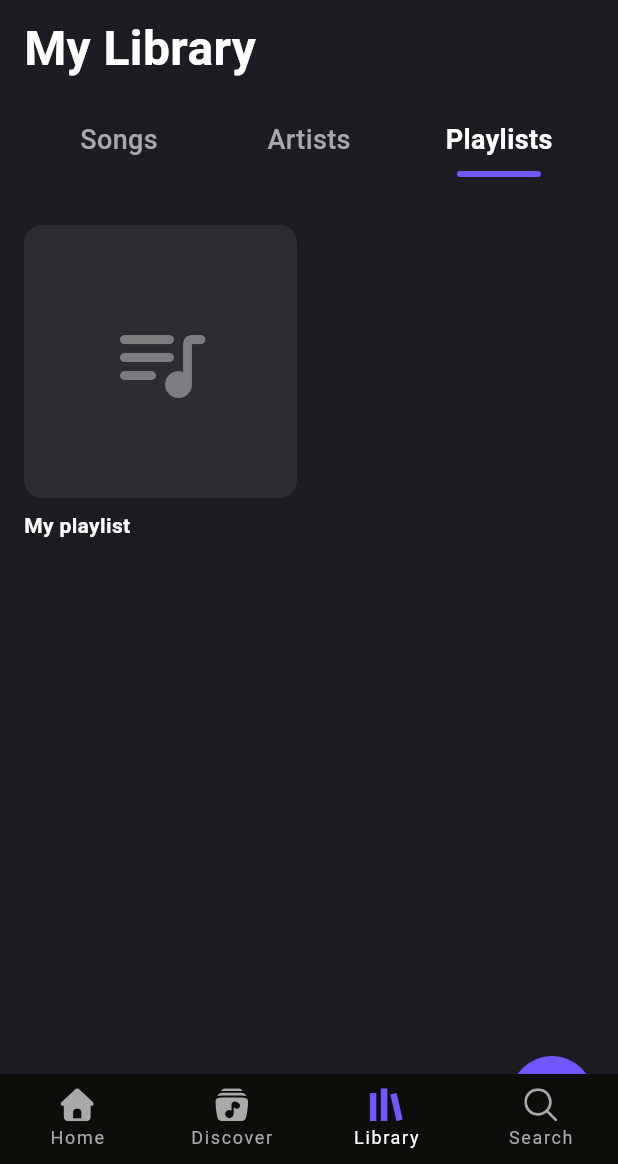
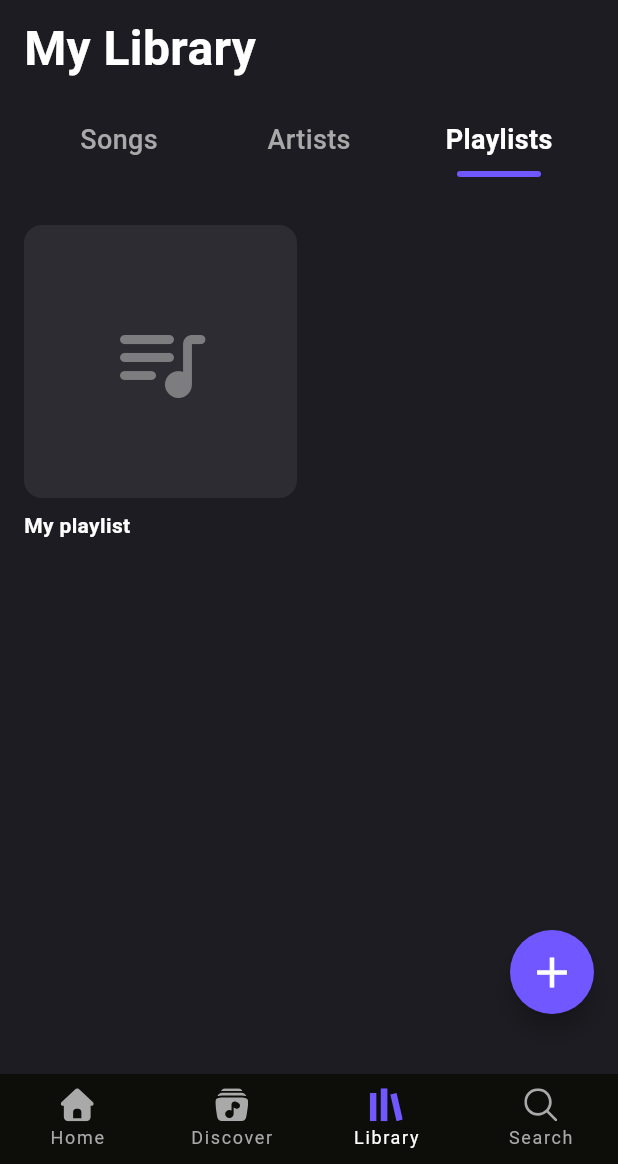
Before and after one commit to sofiwi003/onate, a Flutter app: the screen it shows once a user with an empty profile is signed in, item 3 of the bottom bar chosen, on a phone screen of 412 x 824 dp, the part 72-1236 px from its top. Run offline on Flutter 3.47's test engine with Material 3 defaults, Android fonts, the phone set to English and light mode, and no system bars; our stand-ins replace cloud_firestore, firebase_auth, firebase_core, firebase_storage, flutter_svg, google_sign_in and 2 more; missing offline and left inert: audio_session; accounts and stored records are empty.

Commit message:
Fix playlist create button spacing

```diff
--- a/lib/main.dart
+++ b/lib/main.dart
@@ -240,6 +240,7 @@ class _HomeScreenState extends State<HomeScreen> {
                     PlaylistsView(
                       audioPlayer: _audioPlayer,
                       embedded: true,
+                      hasMiniPlayer: _currentSong != null,
                       onPlaylistSaved: () => setState(() => _selectedIndex = 2),
                       onSongSelected:
                           (title, artist, imageUrl, audioUrl, songId) {
--- a/lib/views/playlists.dart
+++ b/lib/views/playlists.dart
@@ -17,12 +17,14 @@ class PlaylistsView extends StatefulWidget {
     super.key,
     this.audioPlayer,
     this.embedded = false,
+    this.hasMiniPlayer = false,
     this.onPlaylistSaved,
     this.onSongSelected,
   });
 
   final AudioPlayer? audioPlayer;
   final bool embedded;
+  final bool hasMiniPlayer;
   final VoidCallback? onPlaylistSaved;
   final void Function(
     String title,
@@ -95,7 +97,15 @@ class _PlaylistsViewState extends State<PlaylistsView> {
         children: [
           content,
           if (_selectedTab == 2 && _openedPlaylist == null)
-            Positioned(right: 16, bottom: 16, child: _createMenu()),
+            Positioned(
+              right: 16,
+              bottom:
+                  60 +
+                  MediaQuery.viewPaddingOf(context).bottom +
+                  (widget.hasMiniPlayer ? 64 : 0) +
+                  40,
+              child: _createMenu(),
+            ),
         ],
       );
     }
```
